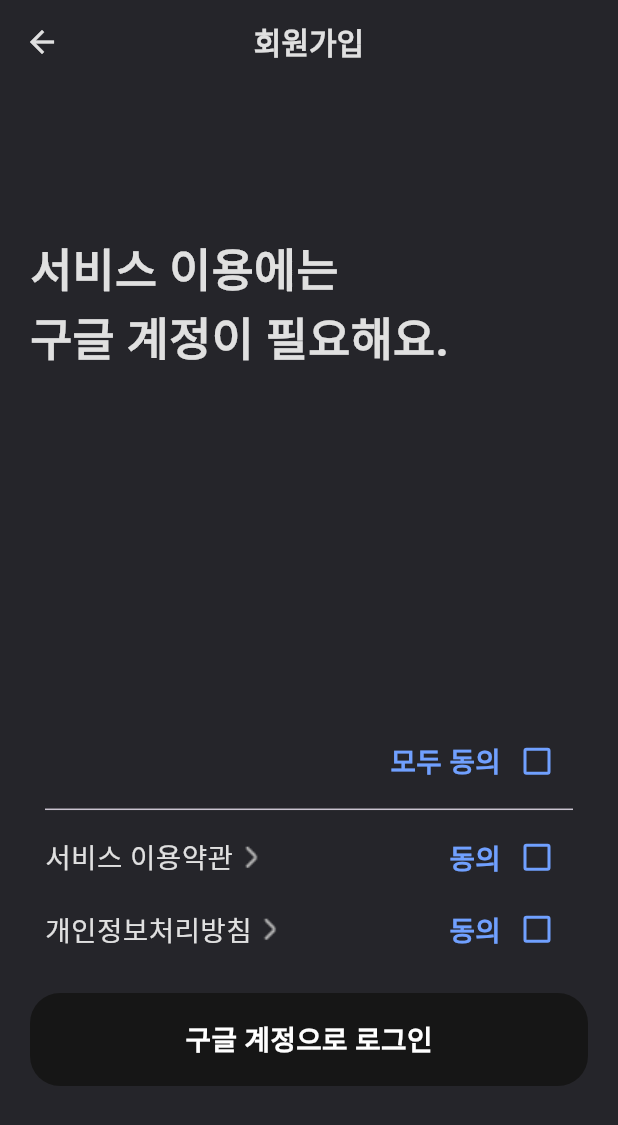
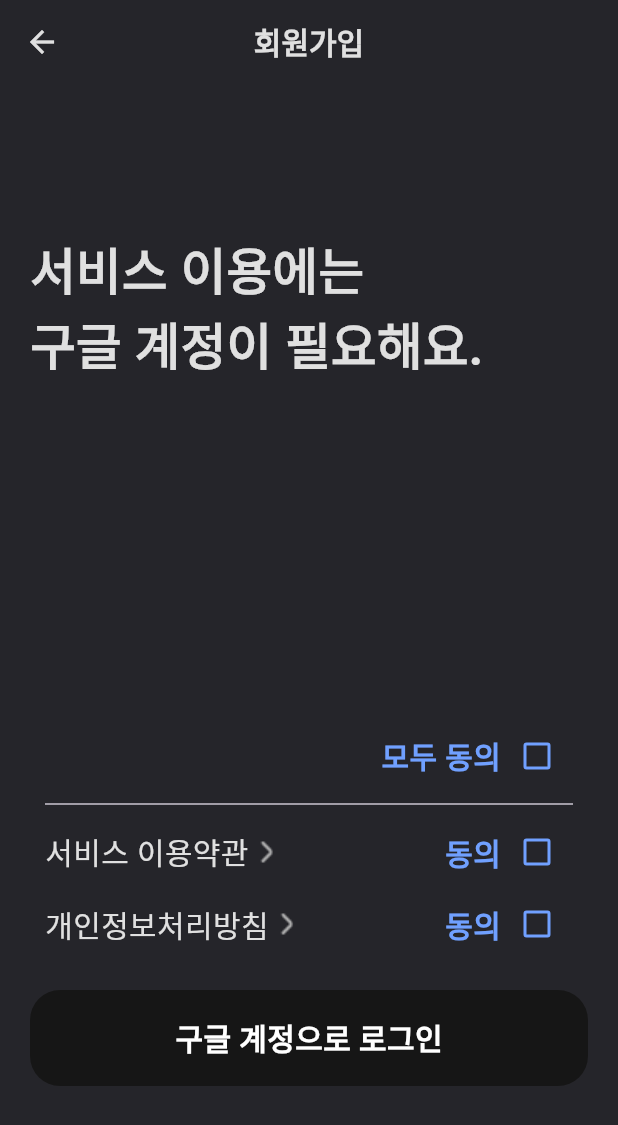
Before and after one commit to yongjun0702/HelPT, a Flutter app: the screen it shows after launch, after a tap on "시작하기", on a phone screen of 412 x 824 dp. Shown: the top 1125 px of the screen. Run offline on Flutter 3.47's test engine with Material 3 defaults, Android fonts, the light colour scheme and no system bars; our stand-ins replace camera, cloud_firestore, firebase_auth, firebase_core, flutter_local_notifications, google_sign_in and 2 more; accounts and stored records are empty; Roboto replaces fonts that are missing (Pretendard).

Commit message:
[chore] responsive design

```diff
--- a/lib/screen/home_screen.dart
+++ b/lib/screen/home_screen.dart
@@ -72,7 +72,8 @@
           ),
         ],
       ),
-      body: Padding(
+      body: SingleChildScrollView(
+        child: Padding(
           padding: const EdgeInsets.symmetric(horizontal: 20),
           child: Column(
             crossAxisAlignment: CrossAxisAlignment.start,
@@ -149,8 +150,12 @@
                 ),
               ),
               SizedBox(height: 80),
-            Expanded(child: ExerciseResultWidget()),
+              SizedBox(
+                height: 800,
+                child: ExerciseResultWidget(),
+              ),
             ],
+          ),
         ),
       ),
     );
--- a/lib/screen/login_screen.dart
+++ b/lib/screen/login_screen.dart
@@ -104,7 +104,7 @@
               child: Text(
                 '나만의',
                 style: TextStyle(
-                  fontSize: ratio.height * 40,
+                  fontSize: 40,
                   fontWeight: FontWeight.bold,
                     color: HelPT.lightgrey2
                 ),
@@ -117,7 +117,7 @@
               child: Text(
                 '헬스 트레이너',
                 style: TextStyle(
-                  fontSize: ratio.height * 40,
+                  fontSize: 40,
                   fontWeight: FontWeight.bold,
                     color: HelPT.lightgrey2
                 ),
@@ -144,7 +144,7 @@
                 ),
               ),
             ),
-            SizedBox(height: ratio.height * 70),
+            SizedBox(height: 70),
             AnimatedOpacity(
               opacity: opacityLevel4,
               duration: const Duration(seconds: 1),
@@ -172,9 +172,9 @@
                               ),
                               WidgetSpan(
                                   child:
-                                  SizedBox(width: ratio.width * 5)),
+                                  SizedBox(width: 5)),
                               TextSpan(
-                                  text: '목표 설정 후 기록을 측정할 수 있어요.',
+                                  text: '카메라를 이용해 손쉽게 측정하세요.',
                                   style: TextStyle(
                                       fontSize: 16,
                                       fontWeight: FontWeight.bold,
@@ -186,7 +186,7 @@
                     ),
                   ),
                 ),
-                SizedBox(height: ratio.height * 5),
+                SizedBox(height: 5),
                 Container(
                   width: double.infinity,
                   decoration: BoxDecoration(
@@ -210,7 +210,7 @@
                               ),
                               WidgetSpan(
                                   child:
-                                  SizedBox(width: ratio.width * 5)),
+                                  SizedBox(width: 5)),
                               TextSpan(
                                   text: '운동이 끝나면 종료 버튼을 눌러주세요.',
                                   style: TextStyle(
@@ -224,7 +224,7 @@
                     ),
                   ),
                 ),
-                SizedBox(height: ratio.height * 5),
+                SizedBox(height: 5),
                 Container(
                   width: double.infinity,
                   decoration: BoxDecoration(
@@ -248,9 +248,9 @@
                               ),
                               WidgetSpan(
                                   child:
-                                  SizedBox(width: ratio.width * 5)),
+                                  SizedBox(width: 5)),
                               TextSpan(
-                                  text: '목표를 달성하면 캘린더에 나타나요.',
+                                  text: '운동 종료 후 기록을 확인하세요.',
                                   style: TextStyle(
                                       fontSize: 16,
                                       fontWeight: FontWeight.bold,
@@ -264,7 +264,7 @@
                 ),
               ]),
             ),
-            SizedBox(height: ratio.height * 75),
+            SizedBox(height: 75),
             AnimatedOpacity(
               opacity: opacityLevel4,
               duration: const Duration(seconds: 1),
@@ -290,7 +290,7 @@
                       child: Text(
                         "시작하기",
                         style: TextStyle(
-                          fontSize: ratio.height * 20,
+                          fontSize: 20,
                           fontWeight: FontWeight.bold,
                           color: Colors.white,
                         ),
--- a/lib/screen/policy_screen.dart
+++ b/lib/screen/policy_screen.dart
@@ -73,7 +73,7 @@
             Text(
               '서비스 이용에는\n구글 계정이 필요해요.',
               style: TextStyle(
-                fontSize: ratio.height * 33,
+                fontSize: 33,
                 fontWeight: FontWeight.bold,
                 color: HelPT.lightgrey3
               ),
@@ -89,7 +89,7 @@
                       Text(
                         "모두 동의",
                         style: TextStyle(
-                          fontSize: ratio.height * 20,
+                          fontSize: 20,
                           fontWeight: FontWeight.bold,
                           color: HelPT.mainBlue,
                         ),
@@ -113,7 +113,7 @@
                             Text(
                               "서비스 이용약관",
                               style: TextStyle(
-                                fontSize: ratio.height * 20,
+                                fontSize: 20,
                                 color: HelPT.lightgrey3,
                               ),
                             ),
@@ -125,7 +125,7 @@
                       Text(
                         "동의",
                         style: TextStyle(
-                          fontSize: ratio.height * 20,
+                          fontSize: 20,
                           fontWeight: FontWeight.bold,
                           color: HelPT.mainBlue,
                         ),
@@ -154,7 +154,7 @@
                             Text(
                               "개인정보처리방침",
                               style: TextStyle(
-                                fontSize: ratio.height * 20,
+                                fontSize: 20,
                                 color: HelPT.lightgrey3,
                               ),
                             ),
@@ -166,7 +166,7 @@
                       Text(
                         "동의",
                         style: TextStyle(
-                          fontSize: ratio.height * 20,
+                          fontSize: 20,
                           fontWeight: FontWeight.bold,
                           color: HelPT.mainBlue,
                         ),
@@ -190,7 +190,7 @@
                 ],
               ),
             ),
-            SizedBox(height: ratio.height * 20),
+            SizedBox(height: 20),
             GestureDetector(
               onTap: isLoginEnabled
                   ? () async {
@@ -219,7 +219,7 @@
                     child: Text(
                       "구글 계정으로 로그인",
                       style: TextStyle(
-                        fontSize: ratio.height * 20,
+                        fontSize: 20,
                         fontWeight: FontWeight.bold,
                         color: Colors.white,
                       ),
--- a/lib/screen/setting_screen.dart
+++ b/lib/screen/setting_screen.dart
@@ -51,7 +51,8 @@
         scrolledUnderElevation: 0,
         centerTitle: true,
       ),
-      body: Padding(
+      body: SingleChildScrollView(
+        child: Padding(
           padding: const EdgeInsets.symmetric(horizontal: 28, vertical: 40),
           child: Column(
             crossAxisAlignment: CrossAxisAlignment.start,
@@ -236,6 +237,7 @@
             ],
           ),
         ),
+      ),
     );
   }
 }
```
Lines whose indentation alone changed are shown as unchanged.
